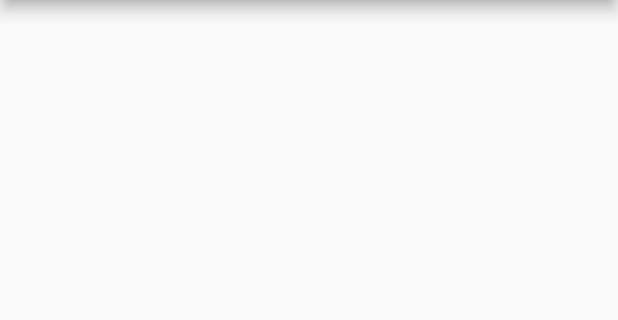
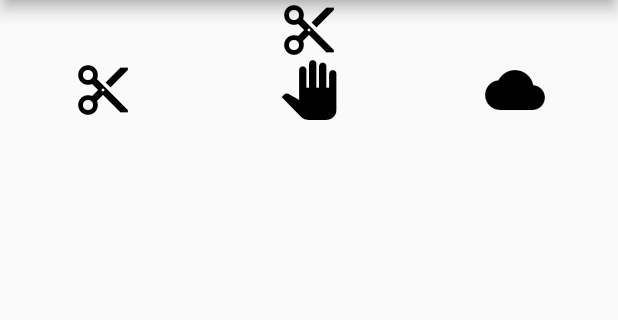
Before and after one commit to Combo1/GCA, a Flutter app: the RPSStandardScreen screen opened by its route, on a phone screen of 412 x 824 dp, the part 84-404 px from its top. Run offline on Flutter 3.47's test engine with Material 2 defaults, Android fonts, the phone set to English and light mode, and no system bars; our stand-ins replace audioplayers, page_transition, tuple.

Commit message:
- added basic symbols for RPS

```diff
--- a/lib/RockPaperScissors.dart
+++ b/lib/RockPaperScissors.dart
@@ -8,12 +8,77 @@ class RPSStandard extends StatefulWidget {
 }
 
 class _RPSStandardState extends State<RPSStandard> {
+  void _handleButtonPressed(int sign) {
+
+  }
+
   @override
   Widget build(BuildContext context) {
-    return Container();
+    return Column(
+      children: [
+        Center(
+            child: Icon(
+          Icons.cut,
+          color: Colors.black,
+          size: 40.0,
+        )),
+        Row(
+          children: [
+            Button(sign: 0, onChanged: _handleButtonPressed),
+            Button(sign: 1, onChanged: _handleButtonPressed),
+            Button(sign: 2, onChanged: _handleButtonPressed),
+          ],
+        )
+      ],
+    );
   }
 }
 
+class Button extends StatelessWidget {
+  Button({Key key, this.sign: 0, @required this.onChanged}) : super(key: key);
+
+  final int sign;
+  final ValueChanged<int> onChanged;
+
+  void _handleTap() {
+    onChanged(sign);
+  }
+
+  Icon getIcon() {
+    switch (sign) {
+      case 0:
+        return Icon(
+          Icons.cut,
+          color: Colors.black,
+          size: 40.0,
+        );
+      case 1:
+        return Icon(
+          Icons.pan_tool,
+          color: Colors.black,
+          size: 40.0,
+        );
+      case 2:
+        return Icon(
+          Icons.cloud,
+          color: Colors.black,
+          size: 40.0,
+        );
+      default:
+        return Icon(
+          Icons.error,
+          color: Colors.black,
+          size: 40.0,
+        );
+    }
+  }
+
+  Widget build(BuildContext context) {
+    return Expanded(
+      child: GestureDetector(onTap: _handleTap, child: getIcon()),
+    );
+  }
+}
 
 class RPSStandardScreen extends StatelessWidget {
   static const routeName = '/games/rps/standard';
--- a/pubspec.yaml
+++ b/pubspec.yaml
@@ -55,7 +55,7 @@ flutter:
   uses-material-design: true
 
   # To add assets to your application, add an assets section, like this:
-  # assets:
+  assets:
   #   - images/a_dot_burr.jpeg
   #   - images/a_dot_ham.jpeg
       - assets/Audio/zapsplat_foley_stones_pebbles_few_place_down_001.mp3
```
